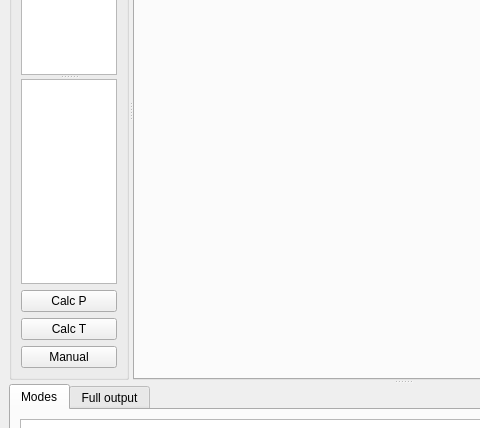
Above: pypsbuilder/ui/psbuilder.ui from ondrolexa/pypsbuilder before the change; both pictures show x 0 to 480 and y 188 to 616 of the 1106 by 726 pixel window. Below: the same form after it.
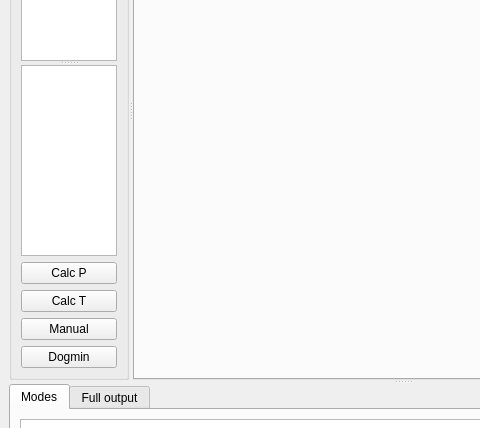
That is the form after the change.

Commit message: Progress in dogmin implementation

Patch:
```diff
--- a/pypsbuilder/ui/psbuilder.ui
+++ b/pypsbuilder/ui/psbuilder.ui
@@ -113,6 +113,13 @@
             </property>
            </widget>
           </item>
+          <item>
+           <widget class="QPushButton" name="pushDogmin">
+            <property name="text">
+             <string>Dogmin</string>
+            </property>
+           </widget>
+          </item>
          </layout>
         </widget>
         <widget class="QTabWidget" name="tabMain">
```
The commit also changes 5 other files.
